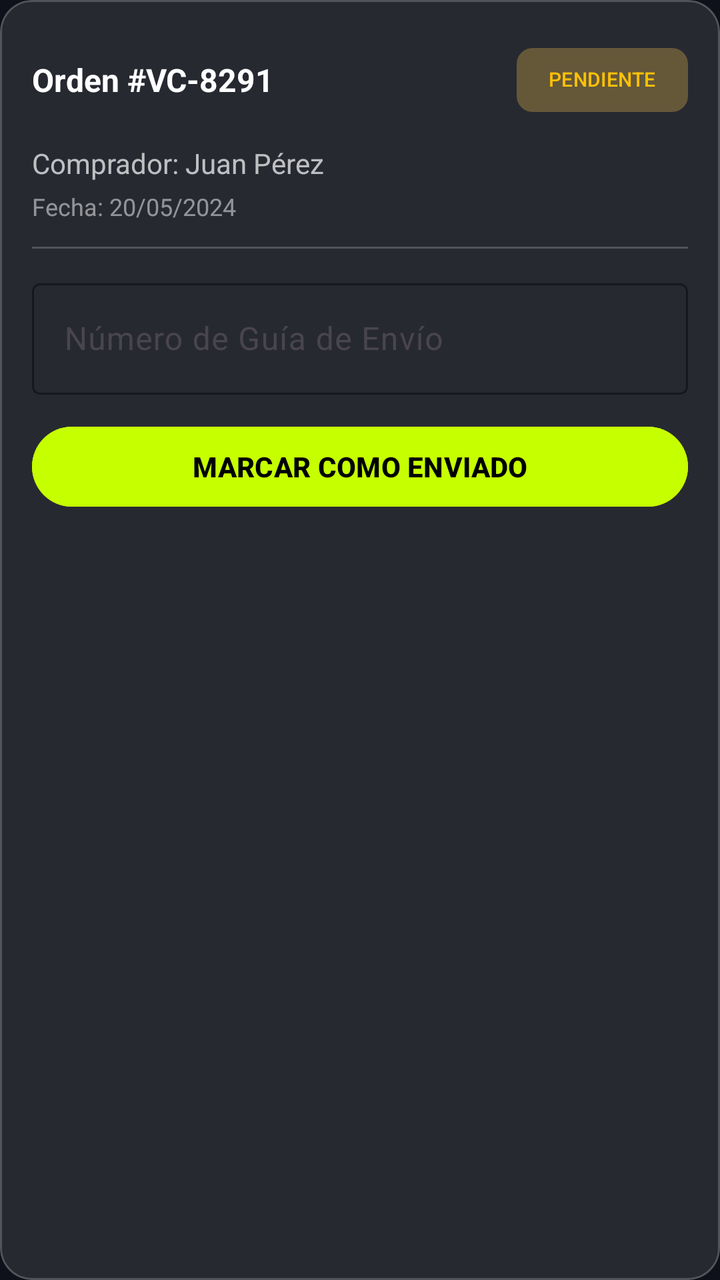
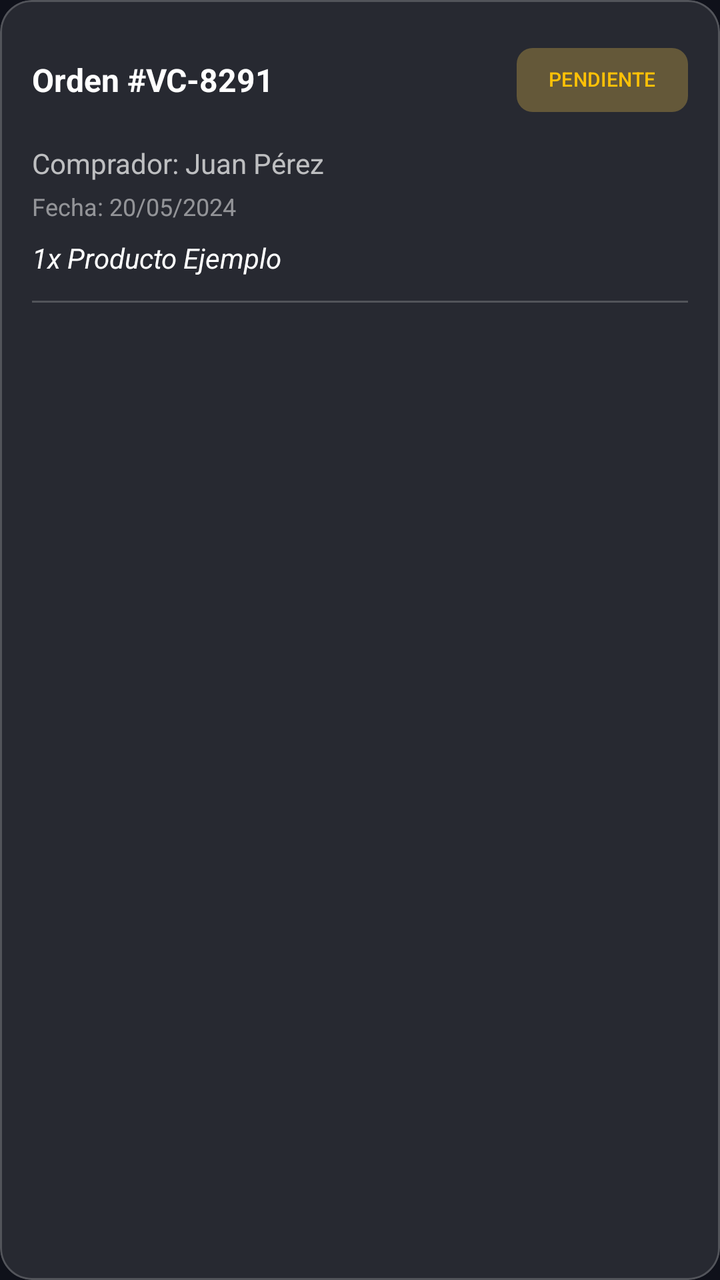

Before-and-after screenshots of an Android layout around one commit, followed by the original layout XML and the change that was made.
<!-- AndroidManifest.xml: application theme Theme.VoltCore -->
<!-- res/layout/item_vendor_order.xml -->
<?xml version="1.0" encoding="utf-8"?>
<com.google.android.material.card.MaterialCardView xmlns:android="http://schemas.android.com/apk/res/android"
    xmlns:app="http://schemas.android.com/apk/res-auto"
    android:layout_width="match_parent"
    android:layout_height="wrap_content"
    android:layout_marginBottom="12dp"
    app:cardBackgroundColor="@color/glass_surface"
    app:cardCornerRadius="16dp"
    app:strokeColor="@color/glass_stroke"
    app:strokeWidth="1dp">

    <LinearLayout
        android:layout_width="match_parent"
        android:layout_height="wrap_content"
        android:orientation="vertical"
        android:padding="16dp">

        <LinearLayout
            android:layout_width="match_parent"
            android:layout_height="wrap_content"
            android:orientation="horizontal"
            android:gravity="center_vertical"
            android:layout_marginBottom="8dp">

            <TextView
                android:id="@+id/tvOrderId"
                android:layout_width="0dp"
                android:layout_height="wrap_content"
                android:layout_weight="1"
                android:text="Orden #VC-8291"
                android:textColor="@color/white"
                android:textStyle="bold"
                android:textSize="16sp"/>

            <com.google.android.material.chip.Chip
                android:id="@+id/chipStatus"
                android:layout_width="wrap_content"
                android:layout_height="wrap_content"
                android:text="PENDIENTE"
                app:chipBackgroundColor="#33FFC107"
                android:textColor="#FFC107"
                android:textSize="10sp"
                app:chipStrokeWidth="0dp"/>
        </LinearLayout>

        <TextView
            android:id="@+id/tvCustomerName"
            android:layout_width="wrap_content"
            android:layout_height="wrap_content"
            android:text="Comprador: Juan Pérez"
            android:textColor="#B3FFFFFF"
            android:textSize="14sp"
            android:layout_marginBottom="4dp"/>

        <TextView
            android:id="@+id/tvOrderDate"
            android:layout_width="wrap_content"
            android:layout_height="wrap_content"
            android:text="Fecha: 20/05/2024"
            android:textColor="#80FFFFFF"
            android:textSize="12sp"
            android:layout_marginBottom="12dp"/>

        <View
            android:layout_width="match_parent"
            android:layout_height="1dp"
            android:background="@color/glass_stroke"
            android:layout_marginBottom="12dp"/>

        <LinearLayout
            android:id="@+id/layoutExpanded"
            android:layout_width="match_parent"
            android:layout_height="wrap_content"
            android:orientation="vertical">

            <com.google.android.material.textfield.TextInputLayout
                android:id="@+id/tilShippingGuide"
                android:layout_width="match_parent"
                android:layout_height="wrap_content"
                android:hint="Número de Guía de Envío"
                style="@style/Widget.Material3.TextInputLayout.OutlinedBox"
                app:boxStrokeColor="@color/volt_primary"
                app:hintTextColor="@color/volt_primary"
                android:layout_marginBottom="12dp">
                <com.google.android.material.textfield.TextInputEditText
                    android:id="@+id/etShippingGuide"
                    android:layout_width="match_parent"
                    android:layout_height="wrap_content"
                    android:textColor="@color/white" />
            </com.google.android.material.textfield.TextInputLayout>

            <Button
                android:id="@+id/btnMarkAsShipped"
                android:layout_width="match_parent"
                android:layout_height="wrap_content"
                android:text="MARCAR COMO ENVIADO"
                android:backgroundTint="@color/volt_primary"
                android:textColor="@color/black"
                android:textStyle="bold" />
        </LinearLayout>

    </LinearLayout>
</com.google.android.material.card.MaterialCardView>
<!-- resources referenced by this layout -->
<resources>
  <color name="black">#FF000000</color>
  <color name="glass_stroke">#33FFFFFF</color>
  <color name="glass_surface">#1AFFFFFF</color>
  <color name="volt_primary">#C6FF00</color>
  <color name="white">#FFFFFFFF</color>
  <style name="Theme.VoltCore" parent="Base.Theme.VoltCore" />
  <style name="Base.Theme.VoltCore" parent="Theme.Material3.DayNight.NoActionBar">
          
          <item name="colorPrimary">@color/volt_primary</item>
          <item name="android:windowBackground">@color/volt_background</item>
          <item name="colorSurface">@color/glass_surface</item>
          <item name="colorOnSurface">@color/white</item>
      </style>
  <color name="volt_background">#0F111A</color>
</resources>

<!-- the commit's change to res/layout/item_vendor_order.xml (unified diff, before → after) -->
@@ -59,6 +59,16 @@
             android:text="Fecha: 20/05/2024"
             android:textColor="#80FFFFFF"
             android:textSize="12sp"
+            android:layout_marginBottom="8dp"/>
+
+        <TextView
+            android:id="@+id/tvOrderItems"
+            android:layout_width="match_parent"
+            android:layout_height="wrap_content"
+            android:text="1x Producto Ejemplo"
+            android:textColor="@color/white"
+            android:textSize="14sp"
+            android:textStyle="italic"
             android:layout_marginBottom="12dp"/>
 
         <View
@@ -73,6 +83,17 @@
             android:layout_height="wrap_content"
             android:orientation="vertical">
 
+            <Button
+                android:id="@+id/btnAcceptOrder"
+                android:layout_width="match_parent"
+                android:layout_height="wrap_content"
+                android:text="ACEPTAR ORDEN"
+                android:backgroundTint="@color/volt_primary"
+                android:textColor="@color/black"
+                android:textStyle="bold"
+                android:layout_marginBottom="8dp"
+                android:visibility="gone" />
+
             <com.google.android.material.textfield.TextInputLayout
                 android:id="@+id/tilShippingGuide"
                 android:layout_width="match_parent"
@@ -81,7 +102,8 @@
                 style="@style/Widget.Material3.TextInputLayout.OutlinedBox"
                 app:boxStrokeColor="@color/volt_primary"
                 app:hintTextColor="@color/volt_primary"
-                android:layout_marginBottom="12dp">
+                android:layout_marginBottom="12dp"
+                android:visibility="gone">
                 <com.google.android.material.textfield.TextInputEditText
                     android:id="@+id/etShippingGuide"
                     android:layout_width="match_parent"
@@ -96,7 +118,8 @@
                 android:text="MARCAR COMO ENVIADO"
                 android:backgroundTint="@color/volt_primary"
                 android:textColor="@color/black"
-                android:textStyle="bold" />
+                android:textStyle="bold"
+                android:visibility="gone" />
         </LinearLayout>
 
     </LinearLayout>
